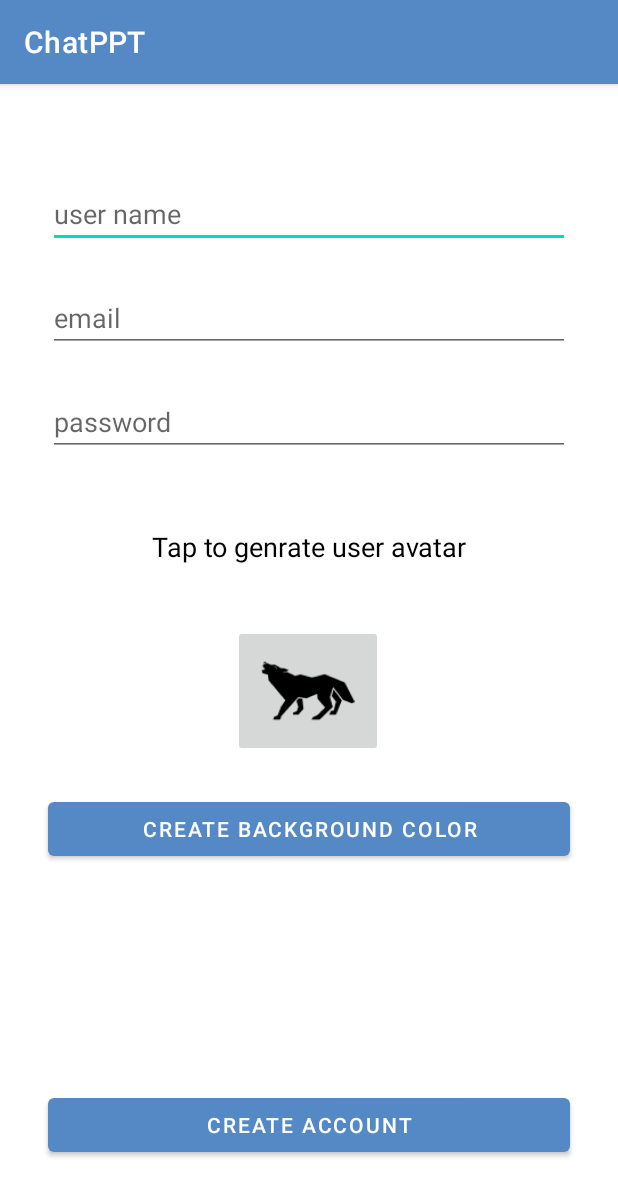
After one commit to alam-shoaib/Chat-PPT, an Android app: the singupActivity screen opened directly, with no data from a screen before it, on a phone screen of 412 x 824 dp. The commit adds this screen. Shown: the top 1196 px of the screen. Run offline under Robolectric (Android 15) with nearby library versions, the phone set to English and light mode, and no system bars.

Commit message:
login and sing up page

```diff
--- a/app/src/main/AndroidManifest.xml
+++ b/app/src/main/AndroidManifest.xml
@@ -12,6 +12,12 @@
         android:theme="@style/Theme.ChatPPT"
         tools:targetApi="31">
         <activity
+            android:name=".singupActivity"
+            android:exported="false" />
+        <activity
+            android:name=".loginActivity"
+            android:exported="false" />
+        <activity
             android:name=".MainActivity"
             android:exported="true"
             android:label="@string/app_name"
--- a/app/src/main/java/com/example/chatppt/MainActivity.kt
+++ b/app/src/main/java/com/example/chatppt/MainActivity.kt
@@ -1,5 +1,6 @@
 package com.example.chatppt
 
+import android.content.Intent
 import android.os.Bundle
 import android.view.Menu
 import android.view.View
@@ -39,7 +40,8 @@ class MainActivity : AppCompatActivity() {
     }
     fun LoginClicked(view: View)
     {
-
+       val login=Intent(this,loginActivity::class.java)
+        startActivity(login)
     }
     fun chanelAdd(view: View)
     {
--- /dev/null
+++ b/app/src/main/java/com/example/chatppt/singupActivity.kt
@@ -0,0 +1,24 @@
+package com.example.chatppt
+
+import androidx.appcompat.app.AppCompatActivity
+import android.os.Bundle
+import android.view.View
+
+class singupActivity : AppCompatActivity() {
+    override fun onCreate(savedInstanceState: Bundle?) {
+        super.onCreate(savedInstanceState)
+        setContentView(R.layout.activity_singup)
+    }
+    fun avatarOnClick(view: View)
+    {
+
+    }
+    fun avatarBackground(view: View)
+    {
+
+    }
+    fun createAcountClicked(view: View)
+    {
+
+    }
+}
--- /dev/null
+++ b/app/src/main/res/layout/activity_singup.xml
@@ -0,0 +1,111 @@
+<?xml version="1.0" encoding="utf-8"?>
+<androidx.constraintlayout.widget.ConstraintLayout xmlns:android="http://schemas.android.com/apk/res/android"
+    xmlns:app="http://schemas.android.com/apk/res-auto"
+    xmlns:tools="http://schemas.android.com/tools"
+    android:layout_width="match_parent"
+    android:layout_height="match_parent"
+    tools:context=".singupActivity">
+
+    <EditText
+        android:id="@+id/usernameSingUp"
+        android:layout_width="0dp"
+        android:layout_height="wrap_content"
+        android:layout_marginStart="32dp"
+        android:layout_marginTop="64dp"
+        android:layout_marginEnd="32dp"
+        android:ems="10"
+        android:hint="user name"
+        android:inputType="textPersonName"
+        app:layout_constraintEnd_toEndOf="parent"
+        app:layout_constraintStart_toStartOf="parent"
+        app:layout_constraintTop_toTopOf="parent" />
+
+    <EditText
+        android:id="@+id/emailSingUp"
+        android:layout_width="0dp"
+        android:layout_height="wrap_content"
+        android:layout_marginStart="32dp"
+        android:layout_marginTop="24dp"
+        android:layout_marginEnd="32dp"
+        android:ems="10"
+        android:hint="email"
+        android:inputType="textPersonName"
+        app:layout_constraintEnd_toEndOf="parent"
+        app:layout_constraintHorizontal_bias="0.0"
+        app:layout_constraintStart_toStartOf="parent"
+        app:layout_constraintTop_toBottomOf="@+id/usernameSingUp" />
+
+    <EditText
+        android:id="@+id/passwordSingup"
+        android:layout_width="0dp"
+        android:layout_height="wrap_content"
+        android:layout_marginStart="32dp"
+        android:layout_marginTop="24dp"
+        android:layout_marginEnd="32dp"
+        android:ems="10"
+        android:hint="password"
+        android:inputType="textPassword"
+        app:layout_constraintEnd_toEndOf="parent"
+        app:layout_constraintStart_toStartOf="parent"
+        app:layout_constraintTop_toBottomOf="@+id/emailSingUp" />
+
+    <TextView
+        android:id="@+id/textView2"
+        android:layout_width="0dp"
+        android:layout_height="wrap_content"
+        android:layout_marginStart="32dp"
+        android:layout_marginTop="48dp"
+        android:layout_marginEnd="32dp"
+        android:text="Tap to genrate user avatar"
+        android:textAlignment="center"
+        android:textColor="@color/black"
+        android:textSize="18sp"
+        app:layout_constraintEnd_toEndOf="parent"
+        app:layout_constraintHorizontal_bias="0.518"
+        app:layout_constraintStart_toStartOf="parent"
+        app:layout_constraintTop_toBottomOf="@+id/passwordSingup" />
+
+    <Button
+        android:id="@+id/backgroundClrBtn"
+        android:layout_width="0dp"
+        android:layout_height="wrap_content"
+        android:layout_marginStart="32dp"
+        android:layout_marginTop="24dp"
+        android:layout_marginEnd="32dp"
+        android:onClick="avatarBackground"
+        android:text="CREATE BACKGROUND COLOR"
+        app:layout_constraintEnd_toEndOf="parent"
+        app:layout_constraintHorizontal_bias="0.507"
+        app:layout_constraintStart_toStartOf="parent"
+        app:layout_constraintTop_toBottomOf="@+id/avatarbtn" />
+
+    <ImageButton
+        android:id="@+id/avatarbtn"
+        android:layout_width="100dp"
+        android:layout_height="88dp"
+        android:layout_marginTop="40dp"
+        android:onClick="avatarOnClick"
+        android:scaleType="fitXY"
+        android:tint="@color/black"
+        app:layout_constraintEnd_toEndOf="parent"
+        app:layout_constraintHorizontal_bias="0.497"
+        app:layout_constraintStart_toStartOf="parent"
+        app:layout_constraintTop_toBottomOf="@+id/textView2"
+        app:srcCompat="@drawable/light12" />
+
+    <Button
+        android:id="@+id/createAccBtn"
+        android:layout_width="0dp"
+        android:layout_height="wrap_content"
+        android:layout_marginStart="32dp"
+        android:layout_marginTop="36dp"
+        android:layout_marginEnd="32dp"
+        android:onClick="createAcountClicked"
+        android:text="CREATE ACCOUNT"
+        app:layout_constraintBottom_toBottomOf="parent"
+        app:layout_constraintEnd_toEndOf="parent"
+        app:layout_constraintHorizontal_bias="0.498"
+        app:layout_constraintStart_toStartOf="parent"
+        app:layout_constraintTop_toBottomOf="@+id/backgroundClrBtn"
+        app:layout_constraintVertical_bias="0.695" />
+</androidx.constraintlayout.widget.ConstraintLayout>
```
Also changed, not shown: app/src/main/java/com/example/chatppt/loginActivity.kt (added, +22 -0 lines), app/src/main/res/layout/activity_login.xml (added, +79 -0 lines).
